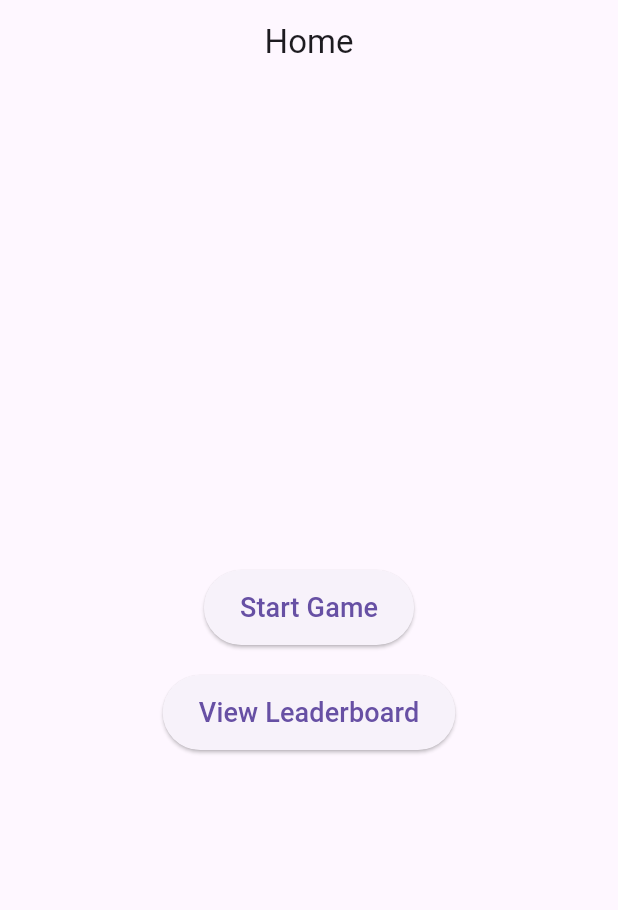
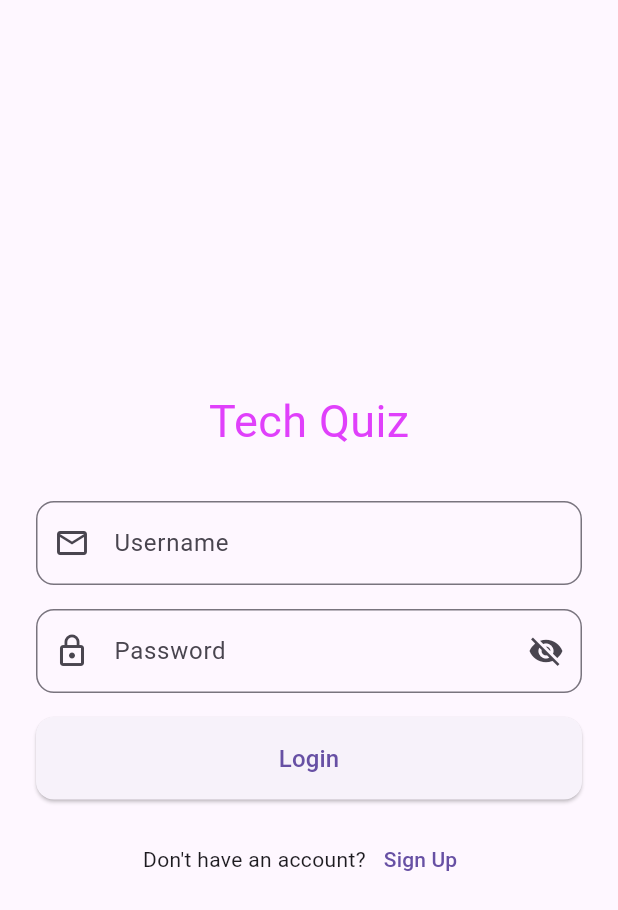
Before and after one commit to udara-neminda-chandrawansa/group_16_entertainment_app, a Flutter app: the screen it shows after launch, on a phone screen of 412 x 824 dp. Shown: the top 910 px of the screen. Run offline on Flutter 3.47's test engine with Material 3 defaults, Android fonts, the light colour scheme and no system bars; our stand-ins replace supabase_flutter; accounts and stored records are empty.

Commit message:
login issues fixed

```diff
--- a/lib/main.dart
+++ b/lib/main.dart
@@ -2,6 +2,7 @@ import 'package:flutter/material.dart';
 import 'package:group_16_entertainment_app/screens/LeaderBoard.dart';
 import 'package:supabase_flutter/supabase_flutter.dart';
 import 'package:group_16_entertainment_app/screens/GameScreen.dart';
+import 'package:group_16_entertainment_app/screens/login.dart';
 
 Future<void> main() async {
   WidgetsFlutterBinding.ensureInitialized();
@@ -23,7 +24,7 @@ class MyApp extends StatelessWidget {
       debugShowCheckedModeBanner: false,
       title: "Quiz App - Group 16",
       theme: ThemeData.light(), // Use a dark theme if desired
-      home: HomePage(), // Set LeaderboardScreen as the home screen
+      home: LoginPage(), // Set LeaderboardScreen as the home screen
     );
   }
 }
--- a/lib/screens/LeaderBoard.dart
+++ b/lib/screens/LeaderBoard.dart
@@ -105,7 +105,7 @@ class _LeaderboardScreenState extends State<LeaderboardScreen> {
                         margin: const EdgeInsets.symmetric(vertical: 8),
                         padding: const EdgeInsets.all(16),
                         decoration: BoxDecoration(
-                          color: Colors.deepPurple.shade700.withOpacity(0.8),
+                          color: Colors.deepPurple.shade700,
                           borderRadius: BorderRadius.circular(12),
                         ),
                         child: Row(
--- /dev/null
+++ b/lib/screens/login.dart
@@ -0,0 +1,192 @@
+// imports
+import 'package:supabase_flutter/supabase_flutter.dart';
+import 'package:flutter/material.dart';
+import '../main.dart';
+import '../screens/signup.dart';
+
+class LoginPage extends StatefulWidget {
+  const LoginPage({Key? key}) : super(key: key);
+
+  @override
+  _LoginPageState createState() => _LoginPageState();
+}
+
+// login page class
+class _LoginPageState extends State<LoginPage> {
+  // assign a unique identifier to the form
+  final _formKey = GlobalKey<FormState>();
+  // text controllers
+  final _usernameController = TextEditingController();
+  final _passwordController = TextEditingController();
+  bool _isPasswordVisible = false; // var to store psw visibility
+
+  // Login function
+  void _login() async {
+    // this verifies the controls are all filled out
+    if (_formKey.currentState!.validate()) {
+      // Get the email and password from the controllers
+      final username = _usernameController.text.trim();
+      final password = _passwordController.text.trim();
+
+      try {
+        // Attempt to sign in using Supabase authentication
+        final response =
+            await Supabase.instance.client
+                .from('users') // Replace 'users' with your actual table name
+                .select('username, password, points')
+                .filter('username', 'eq', username)
+                .filter('password', 'eq', password)
+                .single(); // Use .single() to retrieve a single user
+
+        // Check if the sign-in was successful
+        if (response.isNotEmpty) {
+          // User is logged in successfully, navigate to HomePage
+          print('Logged in successfully: $username');
+          Navigator.push(
+            context,
+            MaterialPageRoute(builder: (context) => HomePage()),
+          );
+        } else {
+          // Handle invalid credentials or errors
+          ScaffoldMessenger.of(
+            context,
+          ).showSnackBar(SnackBar(content: Text("Login Failed!")));
+        }
+      } catch (e) {
+        // Handle any other errors
+        ScaffoldMessenger.of(context).showSnackBar(
+          SnackBar(content: Text('Login Failed - Error: ${e.toString()}')),
+        );
+      }
+    }
+  }
+
+  // building login page
+  @override
+  Widget build(BuildContext context) {
+    return Scaffold(
+      body: SafeArea(
+        child: Center(
+          child: SingleChildScrollView(
+            padding: const EdgeInsets.all(24.0),
+            child: Form(
+              key: _formKey,
+              child: Column(
+                mainAxisAlignment: MainAxisAlignment.center,
+                crossAxisAlignment: CrossAxisAlignment.stretch,
+                children: [
+                  const SizedBox(height: 32),
+                  Center(
+                    // show app name as banner text
+                    child: const Text(
+                      'Tech Quiz',
+                      style: TextStyle(
+                        color: Colors.purpleAccent,
+                        fontSize: 30,
+                      ),
+                    ),
+                  ),
+                  const SizedBox(height: 32),
+                  // Username Input
+                  TextFormField(
+                    controller: _usernameController,
+                    decoration: InputDecoration(
+                      labelText: 'Username',
+                      prefixIcon: const Icon(Icons.email_outlined),
+                      border: OutlineInputBorder(
+                        borderRadius: BorderRadius.circular(12),
+                      ),
+                    ),
+                    keyboardType: TextInputType.emailAddress,
+                    validator: (value) {
+                      // check if user has input data
+                      if (value == null || value.isEmpty) {
+                        return 'Please enter your username';
+                      }
+                      return null;
+                    },
+                  ),
+                  const SizedBox(height: 16), // spacing
+                  // Password Input
+                  TextFormField(
+                    controller: _passwordController,
+                    decoration: InputDecoration(
+                      labelText: 'Password',
+                      prefixIcon: const Icon(Icons.lock_outline),
+                      suffixIcon: IconButton(
+                        // btn to change psw visibity
+                        icon: Icon(
+                          // icon is changed according to psw visibility
+                          _isPasswordVisible
+                              ? Icons.visibility
+                              : Icons.visibility_off,
+                        ),
+                        onPressed: () {
+                          setState(() {
+                            // change psw visibility state
+                            _isPasswordVisible = !_isPasswordVisible;
+                          });
+                        },
+                      ),
+                      border: OutlineInputBorder(
+                        borderRadius: BorderRadius.circular(12),
+                      ),
+                    ),
+                    obscureText: !_isPasswordVisible,
+                    validator: (value) {
+                      // check if user has input data
+                      if (value == null || value.isEmpty) {
+                        return 'Please enter your password';
+                      }
+                      return null;
+                    },
+                  ),
+                  const SizedBox(height: 16), // spacing
+                  // Login Button
+                  ElevatedButton(
+                    onPressed: _login, // call method to login
+                    style: ElevatedButton.styleFrom(
+                      padding: const EdgeInsets.symmetric(vertical: 16),
+                      shape: RoundedRectangleBorder(
+                        borderRadius: BorderRadius.circular(12),
+                      ),
+                    ),
+                    child: const Text('Login', style: TextStyle(fontSize: 16)),
+                  ),
+                  const SizedBox(height: 16), // spacing
+                  // Sign Up Option
+                  Row(
+                    mainAxisAlignment: MainAxisAlignment.center,
+                    children: [
+                      const Text('Don\'t have an account?'),
+                      TextButton(
+                        onPressed: () {
+                          Navigator.push(
+                            // show sign up page
+                            context,
+                            MaterialPageRoute(
+                              builder: (context) => SignupPage(),
+                            ),
+                          );
+                        },
+                        child: const Text('Sign Up'),
+                      ),
+                    ],
+                  ),
+                ],
+              ),
+            ),
+          ),
+        ),
+      ),
+    );
+  }
+
+  @override
+  void dispose() {
+    // Clean up controllers
+    _usernameController.dispose();
+    _passwordController.dispose();
+    super.dispose();
+  }
+}
--- a/pubspec.yaml
+++ b/pubspec.yaml
@@ -5,7 +5,7 @@ publish_to: 'none'
 version: 1.0.0+1
 
 environment:
-  sdk: ^3.7.0-209.0.dev
+  sdk: ^3.7.0-123.0.dev
 
 dependencies:
   flutter:
```
Also changed, not shown: lib/screens/signup.dart (added, +145 -0 lines), pubspec.lock.
